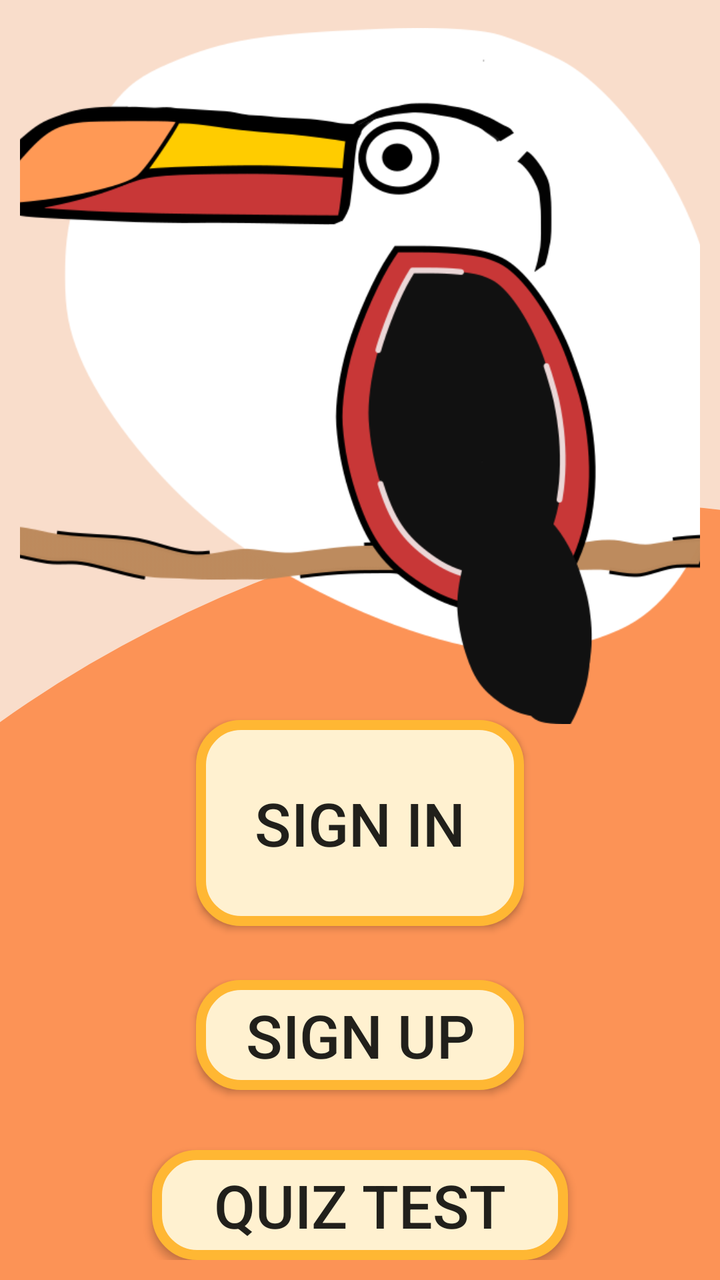
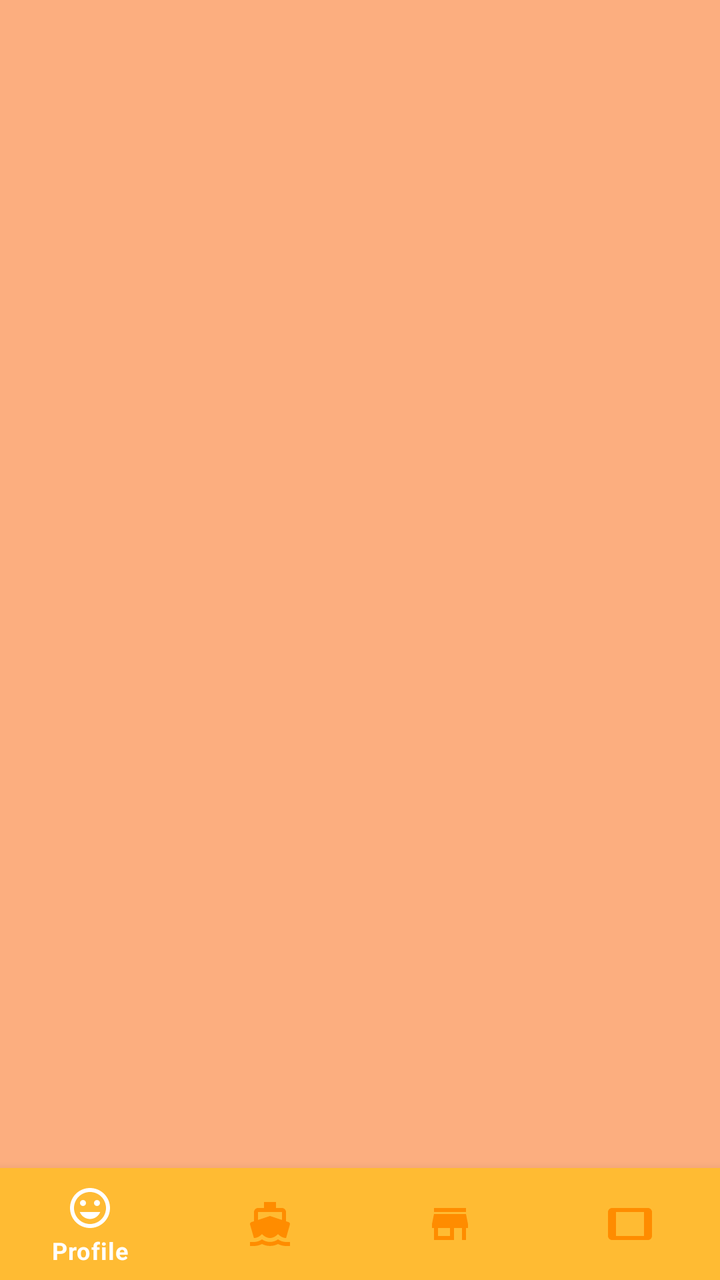

Compare the two renders of this Android layout. The source of the first and the diff that turns it into the second are given below.
<!-- AndroidManifest.xml: application theme AppTheme -->
<!-- res/layout/activity_main.xml -->
<?xml version="1.0" encoding="utf-8"?>
<androidx.constraintlayout.widget.ConstraintLayout xmlns:android="http://schemas.android.com/apk/res/android"
    xmlns:app="http://schemas.android.com/apk/res-auto"
    xmlns:tools="http://schemas.android.com/tools"
    android:layout_width="match_parent"
    android:layout_height="match_parent"
    tools:context=".activities.MainActivity"
    android:padding="10dp"
    android:background="@drawable/backgroundsun">


    <androidx.appcompat.widget.AppCompatButton
        android:id="@+id/signInButtonHome"
        android:layout_width="0dp"
        android:layout_height="0dp"
        android:layout_gravity="center"
        android:layout_marginStart="88dp"
        android:layout_marginTop="350dp"
        android:layout_marginEnd="88dp"
        android:layout_marginBottom="27dp"
        android:background="@drawable/rounded_button"
        android:text="@string/sign_in"
        android:textSize="30sp"
        app:layout_constraintBottom_toTopOf="@+id/signUpButtonHome"
        app:layout_constraintEnd_toEndOf="parent"
        app:layout_constraintHorizontal_bias="0.526"
        app:layout_constraintStart_toStartOf="parent"
        app:layout_constraintTop_toTopOf="parent"
        app:layout_constraintVertical_bias="1.0" />

    <androidx.appcompat.widget.AppCompatButton
        android:id="@+id/signUpButtonHome"
        android:layout_width="0dp"
        android:layout_height="0dp"
        android:layout_gravity="center"
        android:layout_marginStart="88dp"
        android:layout_marginTop="480dp"
        android:layout_marginEnd="88dp"
        android:background="@drawable/rounded_button"
        android:layout_marginBottom="18dp"
        android:text="@string/sign_up"
        android:textSize="30sp"
        app:layout_constraintBottom_toTopOf="@+id/quizTest"
        app:layout_constraintEnd_toEndOf="parent"
        app:layout_constraintHorizontal_bias="1.0"
        app:layout_constraintStart_toStartOf="parent"
        app:layout_constraintTop_toBottomOf="@+id/signInButtonHome"
        app:layout_constraintTop_toTopOf="parent"
        app:layout_constraintVertical_bias="0.863" />

    <androidx.appcompat.widget.AppCompatButton
        android:id="@+id/quizTest"
        android:layout_width="0dp"
        android:layout_height="0dp"
        android:layout_gravity="center"
        android:layout_marginStart="66dp"
        android:layout_marginTop="12dp"
        android:layout_marginEnd="66dp"
        android:background="@drawable/rounded_button"
        android:text="@string/quiz_test"
        android:textSize="30sp"
        app:layout_constraintBottom_toBottomOf="parent"
        app:layout_constraintEnd_toEndOf="parent"
        app:layout_constraintHorizontal_bias="0.0"
        app:layout_constraintStart_toStartOf="parent"
        app:layout_constraintTop_toBottomOf="@+id/signUpButtonHome" />

    <ImageView
        android:id="@+id/logoSign"
        android:layout_width="369dp"
        android:layout_height="348dp"
        android:layout_gravity="center"
        android:layout_marginStart="12dp"
        android:layout_marginTop="4dp"
        android:layout_marginEnd="12dp"
        app:layout_constraintEnd_toEndOf="parent"
        app:layout_constraintHorizontal_bias="0.513"
        app:layout_constraintStart_toStartOf="parent"
        app:layout_constraintTop_toTopOf="parent"
        app:srcCompat="@drawable/logotoukanx" />

</androidx.constraintlayout.widget.ConstraintLayout>
<!-- resources referenced by this layout -->
<resources>
  <!-- drawable backgroundsun: png bitmap (drawable-hdpi, 14807 bytes) -->
  <!-- drawable logotoukanx: png bitmap (drawable, 53444 bytes) -->
  <!-- drawable rounded_button (drawable) -->
  <?xml version="1.0" encoding="utf-8"?>
  <shape xmlns:android="http://schemas.android.com/apk/res/android"
      android:shape = "rectangle">
      <solid
          android:color="#fff1d0"
          />
      <stroke android:color="#ffb733" android:width="5dp" />
      <corners
          android:radius="20dp" />
  </shape>
  <string name="quiz_test">Quiz test</string>
  <string name="sign_in">Sign in</string>
  <string name="sign_up">Sign up</string>
  <style name="AppTheme" parent="Theme.MaterialComponents.Light.NoActionBar">
          
          <item name="colorPrimary">@color/colorPrimary</item>
          <item name="colorPrimaryDark">@color/colorPrimaryDark</item>
          <item name="colorAccent">@color/colorAccent</item>
      </style>
  <color name="colorPrimary">#6200EE</color>
  <color name="colorPrimaryDark">#3700B3</color>
  <color name="colorAccent">#03DAC5</color>
</resources>

<!-- the commit's change to res/layout/activity_main.xml (unified diff, before → after) -->
@@ -4,79 +4,33 @@
     xmlns:tools="http://schemas.android.com/tools"
     android:layout_width="match_parent"
     android:layout_height="match_parent"
-    tools:context=".activities.MainActivity"
-    android:padding="10dp"
-    android:background="@drawable/backgroundsun">
+    android:background="@drawable/backgroundsplash"
+    tools:context=".activities.MainActivity">
 
 
-    <androidx.appcompat.widget.AppCompatButton
-        android:id="@+id/signInButtonHome"
-        android:layout_width="0dp"
-        android:layout_height="0dp"
-        android:layout_gravity="center"
-        android:layout_marginStart="88dp"
-        android:layout_marginTop="350dp"
-        android:layout_marginEnd="88dp"
-        android:layout_marginBottom="27dp"
-        android:background="@drawable/rounded_button"
-        android:text="@string/sign_in"
-        android:textSize="30sp"
-        app:layout_constraintBottom_toTopOf="@+id/signUpButtonHome"
-        app:layout_constraintEnd_toEndOf="parent"
-        app:layout_constraintHorizontal_bias="0.526"
-        app:layout_constraintStart_toStartOf="parent"
-        app:layout_constraintTop_toTopOf="parent"
-        app:layout_constraintVertical_bias="1.0" />
 
-    <androidx.appcompat.widget.AppCompatButton
-        android:id="@+id/signUpButtonHome"
-        android:layout_width="0dp"
-        android:layout_height="0dp"
-        android:layout_gravity="center"
-        android:layout_marginStart="88dp"
-        android:layout_marginTop="480dp"
-        android:layout_marginEnd="88dp"
-        android:background="@drawable/rounded_button"
-        android:layout_marginBottom="18dp"
-        android:text="@string/sign_up"
-        android:textSize="30sp"
-        app:layout_constraintBottom_toTopOf="@+id/quizTest"
-        app:layout_constraintEnd_toEndOf="parent"
-        app:layout_constraintHorizontal_bias="1.0"
-        app:layout_constraintStart_toStartOf="parent"
-        app:layout_constraintTop_toBottomOf="@+id/signInButtonHome"
-        app:layout_constraintTop_toTopOf="parent"
-        app:layout_constraintVertical_bias="0.863" />
-
-    <androidx.appcompat.widget.AppCompatButton
-        android:id="@+id/quizTest"
-        android:layout_width="0dp"
-        android:layout_height="0dp"
-        android:layout_gravity="center"
-        android:layout_marginStart="66dp"
-        android:layout_marginTop="12dp"
-        android:layout_marginEnd="66dp"
-        android:background="@drawable/rounded_button"
-        android:text="@string/quiz_test"
-        android:textSize="30sp"
+    <com.google.android.material.bottomnavigation.BottomNavigationView
+        android:id="@+id/navigation_bar"
+        android:layout_width="wrap_content"
+        android:layout_height="wrap_content"
+        android:layout_alignParentBottom="true"
+        app:itemBackground="@android:color/holo_orange_light"
+        app:itemIconTint="@drawable/selectednavigation"
+        app:itemTextColor="@drawable/selectednavigation"
         app:layout_constraintBottom_toBottomOf="parent"
         app:layout_constraintEnd_toEndOf="parent"
         app:layout_constraintHorizontal_bias="0.0"
         app:layout_constraintStart_toStartOf="parent"
-        app:layout_constraintTop_toBottomOf="@+id/signUpButtonHome" />
+        app:menu="@menu/menu_navigating" />
 
-    <ImageView
-        android:id="@+id/logoSign"
-        android:layout_width="369dp"
-        android:layout_height="348dp"
-        android:layout_gravity="center"
-        android:layout_marginStart="12dp"
-        android:layout_marginTop="4dp"
-        android:layout_marginEnd="12dp"
-        app:layout_constraintEnd_toEndOf="parent"
-        app:layout_constraintHorizontal_bias="0.513"
-        app:layout_constraintStart_toStartOf="parent"
-        app:layout_constraintTop_toTopOf="parent"
-        app:srcCompat="@drawable/logotoukanx" />
+
+    <FrameLayout
+        android:layout_width="match_parent"
+        android:layout_height="match_parent"
+        android:id="@+id/frame_layout"
+        android:layout_above="@id/navigation_bar">
+
+    </FrameLayout>
+
 
 </androidx.constraintlayout.widget.ConstraintLayout>
<!-- resource entries referenced after the edit -->
@@ -1,29 +1,26 @@
 <!-- resources referenced by this layout -->
 <resources>
-  <!-- drawable backgroundsun: png bitmap (drawable-hdpi, 14807 bytes) -->
-  <!-- drawable logotoukanx: png bitmap (drawable, 53444 bytes) -->
-  <!-- drawable rounded_button (drawable) -->
+  <!-- drawable backgroundsplash: png bitmap (drawable, 5509 bytes) -->
+  <!-- drawable selectednavigation (drawable) -->
   <?xml version="1.0" encoding="utf-8"?>
-  <shape xmlns:android="http://schemas.android.com/apk/res/android"
-      android:shape = "rectangle">
-      <solid
-          android:color="#fff1d0"
-          />
-      <stroke android:color="#ffb733" android:width="5dp" />
-      <corners
-          android:radius="20dp" />
-  </shape>
-  <string name="quiz_test">Quiz test</string>
-  <string name="sign_in">Sign in</string>
-  <string name="sign_up">Sign up</string>
+  <selector xmlns:android="http://schemas.android.com/apk/res/android">
+  
+      <item
+          android:state_checked="true"
+          android:color="@android:color/white"/>
+      <item
+          android:state_selected ="false"
+          android:color="#FF8C00"/>
+  
+  </selector>
   <style name="AppTheme" parent="Theme.MaterialComponents.Light.NoActionBar">
           
           <item name="colorPrimary">@color/colorPrimary</item>
           <item name="colorPrimaryDark">@color/colorPrimaryDark</item>
           <item name="colorAccent">@color/colorAccent</item>
       </style>
-  <color name="colorPrimary">#6200EE</color>
+  <color name="colorPrimary">#FEB06A</color>
   <color name="colorPrimaryDark">#3700B3</color>
-  <color name="colorAccent">#03DAC5</color>
+  <color name="colorAccent">#da5d03</color>
 </resources>
 
